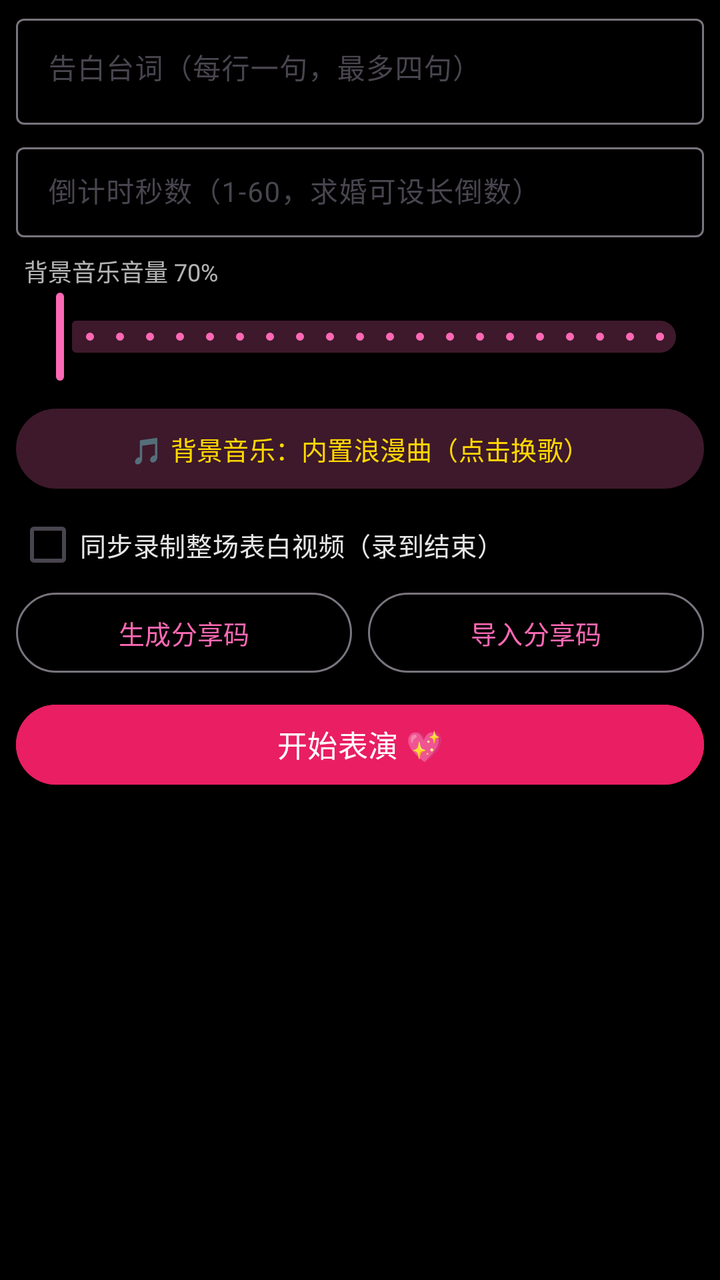
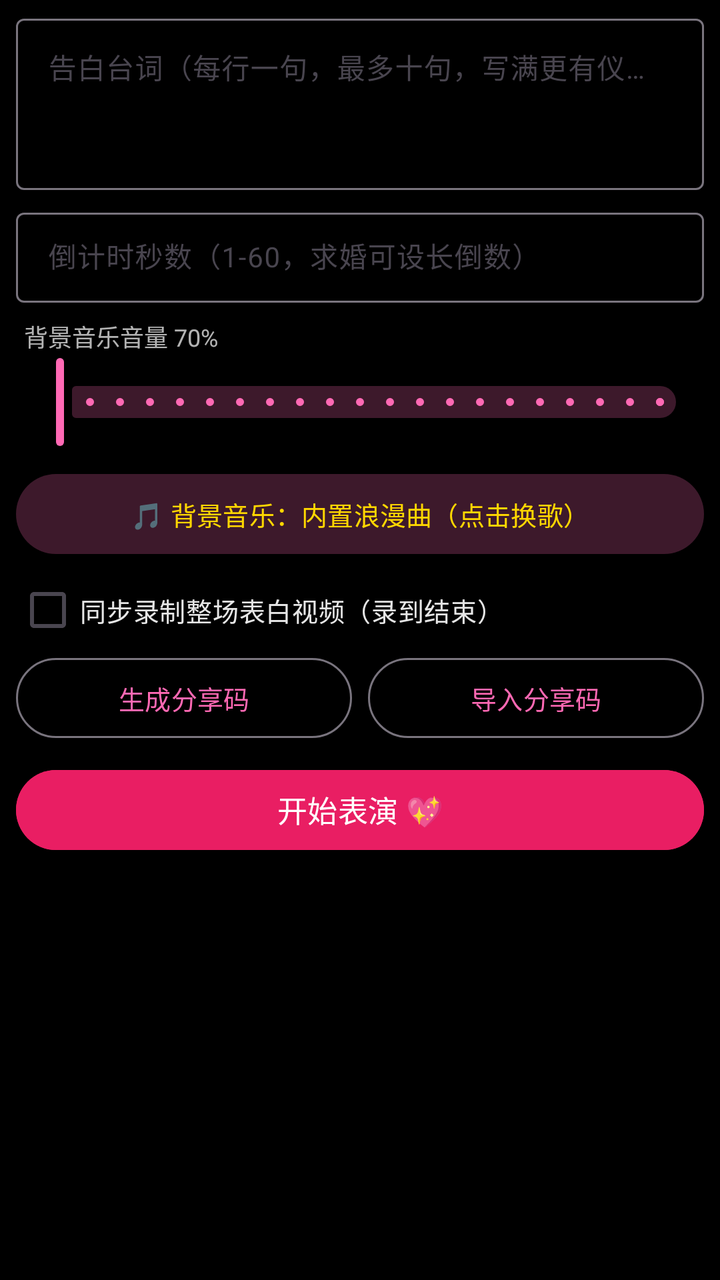

The first picture is an Android layout as it rendered before a commit; the second is the same layout after the commit. The layout source and the unified diff follow.
<!-- AndroidManifest.xml: application theme Theme.Electronic -->
<!-- res/layout/dialog_romantic_settings.xml -->
<?xml version="1.0" encoding="utf-8"?>
<ScrollView xmlns:android="http://schemas.android.com/apk/res/android"
    xmlns:app="http://schemas.android.com/apk/res-auto"
    android:layout_width="match_parent"
    android:layout_height="wrap_content"
    android:maxHeight="440dp"
    android:scrollbars="none">

    <LinearLayout
        android:layout_width="match_parent"
        android:layout_height="wrap_content"
        android:orientation="vertical"
        android:paddingHorizontal="8dp"
        android:paddingVertical="4dp">

        <com.google.android.material.textfield.TextInputLayout
            android:id="@+id/til_lines"
            style="@style/Widget.Material3.TextInputLayout.OutlinedBox"
            android:layout_width="match_parent"
            android:layout_height="wrap_content"
            android:hint="告白台词（每行一句，最多四句）">

            <com.google.android.material.textfield.TextInputEditText
                android:id="@+id/et_lines"
                android:layout_width="match_parent"
                android:layout_height="wrap_content"
                android:gravity="top"
                android:inputType="textMultiLine"
                android:maxLines="2"
                android:minLines="1"
                android:textColor="#FFFFFF"
                android:textSize="14sp" />
        </com.google.android.material.textfield.TextInputLayout>

        <com.google.android.material.textfield.TextInputLayout
            android:id="@+id/til_seconds"
            style="@style/Widget.Material3.TextInputLayout.OutlinedBox.Dense"
            android:layout_width="match_parent"
            android:layout_height="wrap_content"
            android:layout_marginTop="6dp"
            android:hint="倒计时秒数（1-60，求婚可设长倒数）">

            <com.google.android.material.textfield.TextInputEditText
                android:id="@+id/et_seconds"
                android:layout_width="match_parent"
                android:layout_height="wrap_content"
                android:inputType="number"
                android:textColor="#FFFFFF"
                android:textSize="14sp" />
        </com.google.android.material.textfield.TextInputLayout>

        <TextView
            android:id="@+id/tv_volume_label"
            android:layout_width="match_parent"
            android:layout_height="wrap_content"
            android:layout_marginTop="8dp"
            android:paddingStart="4dp"
            android:text="背景音乐音量 70%"
            android:textColor="#B3FFFFFF"
            android:textSize="12sp" />

        <com.google.android.material.slider.Slider
            android:id="@+id/slider_volume"
            android:layout_width="match_parent"
            android:layout_height="wrap_content"
            android:stepSize="5"
            android:valueFrom="0"
            android:valueTo="100"
            app:labelBehavior="gone" />

        <com.google.android.material.button.MaterialButton
            android:id="@+id/btn_pick_bgm"
            style="@style/Widget.Material3.Button.TonalButton"
            android:layout_width="match_parent"
            android:layout_height="wrap_content"
            android:layout_marginTop="8dp"
            android:text="🎵 背景音乐：内置浪漫曲（点击换歌）"
            android:textSize="13sp" />

        <com.google.android.material.checkbox.MaterialCheckBox
            android:id="@+id/cb_record_full"
            android:layout_width="match_parent"
            android:layout_height="wrap_content"
            android:layout_marginTop="4dp"
            android:minHeight="40dp"
            android:text="同步录制整场表白视频（录到结束）"
            android:textColor="#E6FFFFFF"
            android:textSize="13sp" />

        <LinearLayout
            android:layout_width="match_parent"
            android:layout_height="wrap_content"
            android:orientation="horizontal">

            <com.google.android.material.button.MaterialButton
                android:id="@+id/btn_gen_code"
                style="@style/Widget.Material3.Button.OutlinedButton"
                android:layout_width="0dp"
                android:layout_height="wrap_content"
                android:layout_weight="1"
                android:text="生成分享码"
                android:textSize="13sp" />

            <com.google.android.material.button.MaterialButton
                android:id="@+id/btn_import_code"
                style="@style/Widget.Material3.Button.OutlinedButton"
                android:layout_width="0dp"
                android:layout_height="wrap_content"
                android:layout_marginStart="8dp"
                android:layout_weight="1"
                android:text="导入分享码"
                android:textSize="13sp" />
        </LinearLayout>

        <com.google.android.material.button.MaterialButton
            android:id="@+id/btn_start"
            android:layout_width="match_parent"
            android:layout_height="wrap_content"
            android:layout_marginTop="8dp"
            android:backgroundTint="#FFE91E63"
            android:text="开始表演 💖"
            android:textSize="15sp"
            app:cornerRadius="24dp" />

    </LinearLayout>
</ScrollView>
<!-- resources referenced by this layout -->
<resources>
  <style name="Theme.Electronic" parent="Base.Theme.Electronic" />
  <style name="Base.Theme.Electronic" parent="Theme.Material3.DayNight.NoActionBar">
          
          <item name="android:windowBackground">@android:color/black</item>
          
          <item name="colorPrimary">#FFFF69B4</item>
          <item name="colorOnPrimary">#FFFFFFFF</item>
          <item name="colorSecondaryContainer">#3DFF69B4</item>
          <item name="colorOnSecondaryContainer">#FFFFD700</item>
          
          
      </style>
</resources>

<!-- the commit's change to res/layout/dialog_romantic_settings.xml (unified diff, before → after) -->
@@ -18,7 +18,7 @@
             style="@style/Widget.Material3.TextInputLayout.OutlinedBox"
             android:layout_width="match_parent"
             android:layout_height="wrap_content"
-            android:hint="告白台词（每行一句，最多四句）">
+            android:hint="告白台词（每行一句，最多十句，写满更有仪式感）">
 
             <com.google.android.material.textfield.TextInputEditText
                 android:id="@+id/et_lines"
@@ -26,8 +26,8 @@
                 android:layout_height="wrap_content"
                 android:gravity="top"
                 android:inputType="textMultiLine"
-                android:maxLines="2"
-                android:minLines="1"
+                android:maxLines="6"
+                android:minLines="3"
                 android:textColor="#FFFFFF"
                 android:textSize="14sp" />
         </com.google.android.material.textfield.TextInputLayout>
